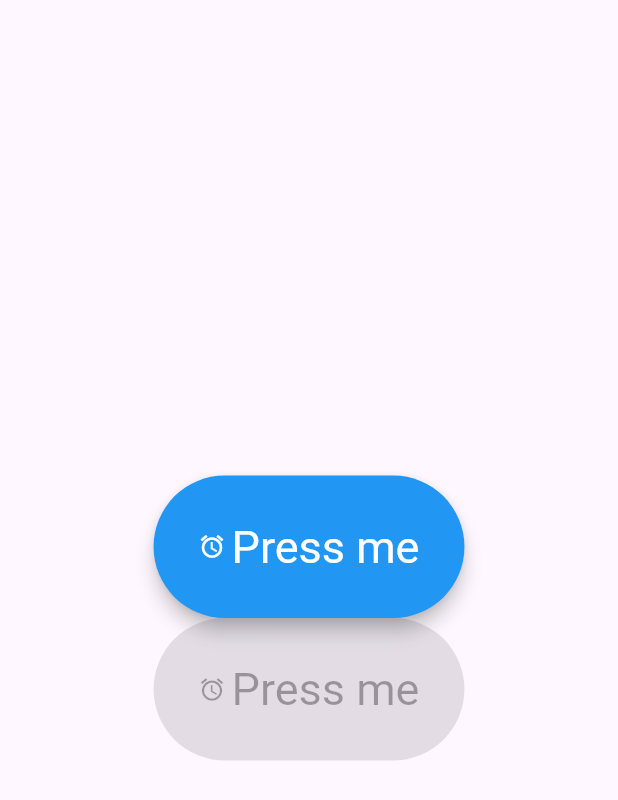
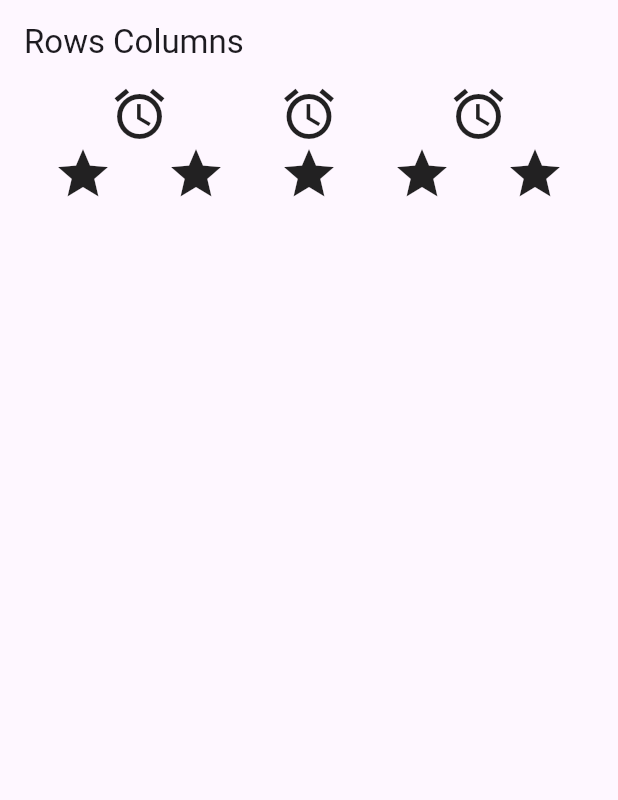
Before and after one commit to systemry420/first-flutter-app, a Flutter app: the screen it shows after launch, on a phone screen of 412 x 824 dp. Shown: the top 800 px of the screen. Run offline on Flutter 3.47's test engine with Material 3 defaults, Android fonts, the phone set to English and light mode, and no system bars.

Commit message:
Rows and Columns

```diff
--- a/lib/Screens/Home.dart
+++ b/lib/Screens/Buttons.dart
@@ -1,7 +1,7 @@
 import 'package:flutter/material.dart';
 
-class Home extends StatelessWidget {
-  const Home({super.key});
+class Buttons extends StatelessWidget {
+  const Buttons({super.key});
 
   @override
   Widget build(BuildContext context) {
@@ -21,7 +21,6 @@ class Home extends StatelessWidget {
                 foregroundColor: Colors.white,
               ),
               onPressed: () {},
-
             ),
           ),
           Center(
@@ -36,7 +35,6 @@ class Home extends StatelessWidget {
                 foregroundColor: Colors.white,
               ),
               onPressed: null,
-
             ),
           ),
         ],
--- a/lib/Screens/Dashboard.dart
+++ b/lib/Screens/Dashboard.dart
@@ -20,7 +20,7 @@ class Dashboard extends StatelessWidget {
           alignment: Alignment.center,
           decoration: BoxDecoration(
             shape: BoxShape.circle,
-            border: Border.all(color: Colors.black26, width: 10),
+            border: Border.all(color: Colors.black26, width: 10 ),
             boxShadow: [BoxShadow(color: Colors.black, offset: Offset(0, 0), blurRadius: 12)],
             image: DecorationImage(image: AssetImage('images/maxresdefault.jpg'), fit: BoxFit.cover)
           ),
--- /dev/null
+++ b/lib/Screens/RowsColumns.dart
@@ -0,0 +1,38 @@
+import 'package:flutter/material.dart';
+
+class RowsColumns extends StatelessWidget {
+  const RowsColumns({super.key});
+
+  @override
+  Widget build(BuildContext context) {
+    return Scaffold(
+      appBar: AppBar(
+        title: Text('Rows Columns'),
+      ),
+      body: Container(
+        child: const Column(
+          children: [
+            Row(
+              mainAxisAlignment: MainAxisAlignment.spaceEvenly,
+              children: [
+                Icon(Icons.access_alarm, size: 40,),
+                Icon(Icons.access_alarm, size: 40,),
+                Icon(Icons.access_alarm, size: 40,),
+              ],
+            ),
+            Row(
+              mainAxisAlignment: MainAxisAlignment.spaceEvenly,
+              children: [
+                Icon(Icons.star, size: 40,),
+                Icon(Icons.star, size: 40,),
+                Icon(Icons.star, size: 40,),
+                Icon(Icons.star, size: 40,),
+                Icon(Icons.star, size: 40,),
+              ],
+            ),
+          ],
+        )
+      ),
+    );
+  }
+}
--- a/lib/main.dart
+++ b/lib/main.dart
@@ -1,5 +1,6 @@
 import 'package:app/Screens/Dashboard.dart';
-import 'package:app/Screens/Home.dart';
+import 'package:app/Screens/Buttons.dart';
+import 'package:app/Screens/RowsColumns.dart';
 import 'package:flutter/material.dart';
 
 void main() => runApp(const MyApp());
@@ -11,7 +12,7 @@ class MyApp extends StatelessWidget {
   Widget build(BuildContext context) {
     return MaterialApp(
       title: 'First Flutter App',
-      home: Home(),
+      home: RowsColumns(),
       debugShowCheckedModeBanner: false,
     );
   }
```
